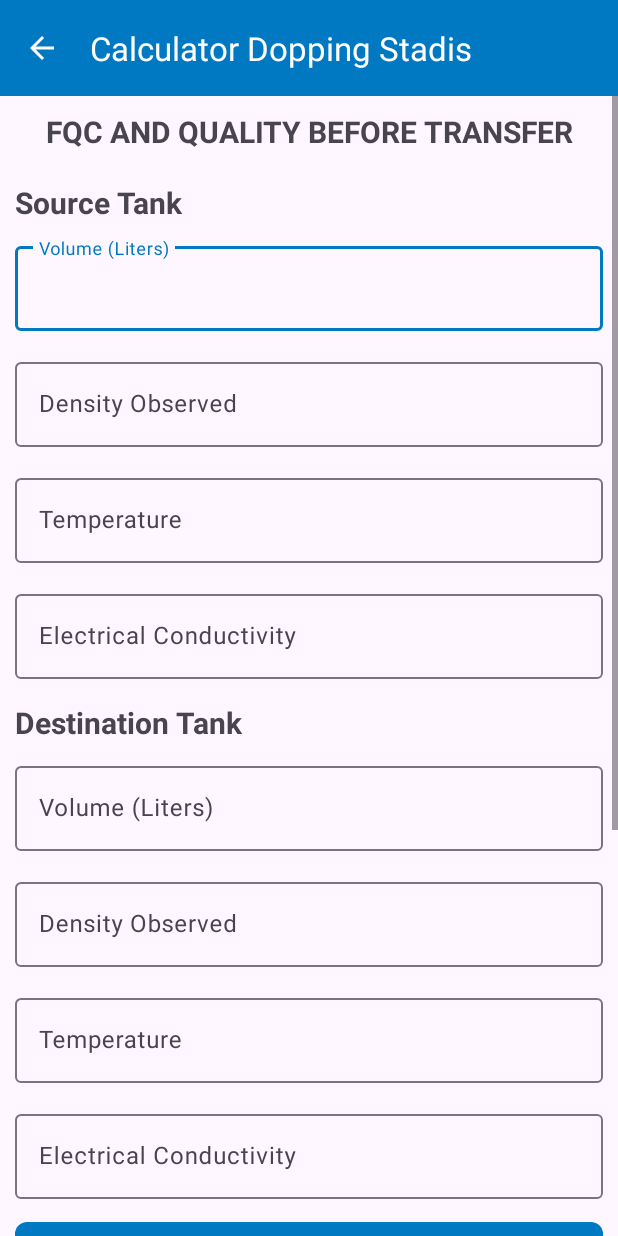
After one commit to KolakAngin/PMATH, an Android app: the StadisActivity screen opened directly, with no data from a screen before it, on a phone screen of 412 x 824 dp. The commit adds this screen. Run offline under Robolectric (Android 15) with nearby library versions, the phone set to English and light mode, and no system bars.

Commit message:
Part 2 : Calculator UI Fixed for device except 5 inch device

```diff
--- a/app/build.gradle.kts
+++ b/app/build.gradle.kts
@@ -13,8 +13,10 @@ android {
         applicationId = "com.syamsudinnoor.aft.aviation.pertamina"
         minSdk = 23
         targetSdk = 36
+        //versionCode = 2
         versionCode = 1
-        versionName = "1.0"
+        versionName = "1.1.1"
+        //versionName = "1.0"
 
         testInstrumentationRunner = "androidx.test.runner.AndroidJUnitRunner"
     }
--- a/app/src/main/java/com/syamsudinnoor/aft/aviation/pertamina/ui/main/MainActivity.kt
+++ b/app/src/main/java/com/syamsudinnoor/aft/aviation/pertamina/ui/main/MainActivity.kt
@@ -41,6 +41,7 @@
     import androidx.core.view.size
     import androidx.core.view.get
     import com.itextpdf.kernel.colors.Color
+    import com.syamsudinnoor.aft.aviation.pertamina.ui.stadis.StadisActivity
 
     class MainActivity : AppCompatActivity() {
         private lateinit var binding: ActivityMainBinding
@@ -139,6 +140,10 @@
                     }
                     "Call Developer" -> openWhatsApp(this,"6285173005241","Halo Developer Saya Ingin Tambah Fitur Baru")
 
+                    "Calculator Dopping Stadis" -> {
+                        val intent = Intent(this, StadisActivity::class.java)
+                        startActivity(intent)
+                    }
                 }
 
             }
--- /dev/null
+++ b/app/src/main/java/com/syamsudinnoor/aft/aviation/pertamina/ui/stadis/StadisActivity.kt
@@ -0,0 +1,236 @@
+package com.syamsudinnoor.aft.aviation.pertamina.ui.stadis
+
+import android.app.Dialog
+import android.graphics.Color
+import android.os.Bundle
+import android.view.MenuItem
+import android.view.View
+import android.widget.Toast
+import androidx.activity.enableEdgeToEdge
+import androidx.appcompat.app.AppCompatActivity
+import androidx.core.content.ContextCompat
+import androidx.core.view.ViewCompat
+import androidx.core.view.WindowCompat
+import androidx.core.view.WindowInsetsCompat
+import androidx.core.view.setPadding
+import com.syamsudinnoor.aft.aviation.pertamina.R
+import com.syamsudinnoor.aft.aviation.pertamina.databinding.ActivityStadisBinding
+import com.syamsudinnoor.aft.aviation.pertamina.databinding.CostumInformationBinding
+import com.syamsudinnoor.aft.aviation.pertamina.utility.formatterNumber
+import com.syamsudinnoor.aft.aviation.pertamina.utility.textWatcherWithNumber
+
+class StadisActivity : AppCompatActivity() {
+
+    private lateinit var binding: ActivityStadisBinding
+
+    private var volumeSource : Int? = null
+    private var densitySource : Double? = null
+    private var temperatureSource : Double? = null
+    private var electricalSource : Int? = null
+
+    private var volumeDestination : Int? = null
+    private var densityDestination : Double? = null
+    private var temperatureDestination : Double? = null
+    private var electricalDestination : Int? = null
+
+    private var blendResult : Double = 0.0
+    private var litersEstimationStadis  : Double = 0.0
+    private var volumeStadis2 : Double = 0.0
+    private var diffCU : Double = 0.0
+    private var concentrationStadis : Double = 0.0
+    private var targetCU : Int = 0
+    private var avturAsMixer : Double = 0.0
+    private var stadisPlusAvturAsMixer : Double = 0.0
+
+
+
+
+    override fun onCreate(savedInstanceState: Bundle?) {
+        super.onCreate(savedInstanceState)
+        binding = ActivityStadisBinding.inflate(layoutInflater)
+        setContentView(binding.root)
+
+        WindowCompat.setDecorFitsSystemWindows(window,false)
+        window.statusBarColor = Color.TRANSPARENT
+        val insetsController = WindowCompat.getInsetsController(window,window.decorView)
+        insetsController.isAppearanceLightStatusBars = false
+        binding.topAppBar.setBackgroundColor(ContextCompat.getColor(this, R.color.colorPrimary))
+        setSupportActionBar(binding.topAppBar)
+
+        supportActionBar?.setDisplayHomeAsUpEnabled(true)
+        binding.editSourceVolumeLiter.apply { addTextChangedListener(textWatcherWithNumber(this@apply)) }
+        binding.editDestinationVolumeLiter.apply { addTextChangedListener(textWatcherWithNumber(this@apply)) }
+        binding.editVolumeLiterStadis.apply { addTextChangedListener(textWatcherWithNumber(this@apply)) }
+
+        settingPopUp()
+
+        binding.buttonHitung.setOnClickListener {
+            calculateDoppingStadis()
+        }
+
+        binding.buttonHitungCU.setOnClickListener {
+            showCalcRes()
+        }
+
+    }
+
+
+    private fun calculateDoppingStadis(){
+        volumeSource = binding.editSourceVolumeLiter.text.toString().replace(".","").toIntOrNull()
+        densitySource = binding.editSourceDensityObserved.text.toString().toDoubleOrNull()
+        temperatureSource = binding.editSourceTemperature.text.toString().toDoubleOrNull()
+        electricalSource = binding.editSourceElectricalConductivity.text.toString().toIntOrNull()
+
+        volumeDestination = binding.editDestinationVolumeLiter.text.toString().replace(".","").toIntOrNull()
+        densityDestination = binding.editDestinationDensityObserved.text.toString().toDoubleOrNull()
+        temperatureDestination = binding.editDestinationTemperature.text.toString().toDoubleOrNull()
+        electricalDestination = binding.editDestinationElectricalConductivity.text.toString().toIntOrNull()
+
+
+        if (volumeSource != null && densitySource != null && temperatureSource != null && electricalSource != null &&
+            volumeDestination != null && densityDestination != null && temperatureDestination != null && electricalDestination != null)
+        {
+            showStatusCU()
+        }else Toast.makeText(this,"Data Tidak Boleh Kosong!", Toast.LENGTH_SHORT).show()
+
+    }
+
+    private fun showStatusCU() {
+        binding.cardViewStatusDopping.imgResultIcon.visibility = View.GONE
+        binding.cardViewStatusDopping.tableViewResult.visibility = View.VISIBLE
+
+
+        binding.cardViewStatusDopping.row1Header.visibility = View.VISIBLE
+        binding.cardViewStatusDopping.row1Body.visibility = View.VISIBLE
+        binding.cardViewStatusDopping.row2Header.visibility = View.VISIBLE
+        binding.cardViewStatusDopping.row2Body.visibility = View.VISIBLE
+
+        binding.cardViewStatusDopping.row3Body.visibility = View.GONE
+        binding.cardViewStatusDopping.row3Header.visibility = View.GONE
+        binding.cardViewStatusDopping.row4Body.visibility = View.GONE
+        binding.cardViewStatusDopping.row4Header.visibility = View.GONE
+
+        blendResult = (((volumeSource!! * electricalSource!!) + (volumeDestination!! * electricalDestination!!)) / ((volumeDestination!! + volumeSource!!))).toDouble()
+
+        if (blendResult in 80.0..800.0){
+            binding.cardViewStatusDopping.cardViewResult.setBackgroundResource(R.drawable.green_card_background)
+            binding.cardViewStatusDopping.row1Header.text = "Blend result"
+            binding.cardViewStatusDopping.row1Body.text = blendResult.toString()
+            binding.cardViewStatusDopping.row2Header.text = "Status"
+            binding.cardViewStatusDopping.row2Body.text = "OK"
+
+            binding.txtTargetCu.visibility = View.GONE
+            binding.editTargetCu.visibility = View.GONE
+            binding.buttonHitungCU.visibility = View.GONE
+            binding.cardViewKebutuhanDopping.cardViewResult.visibility = View.GONE
+
+            binding.editVolumeLiterStadis.visibility = View.GONE
+            binding.editTargetCu.visibility = View.GONE
+            binding.cardViewResultKebutuhanDopping.cardViewResult.visibility = View.GONE
+
+
+
+
+        }else{
+            binding.cardViewStatusDopping.cardViewResult.setBackgroundResource(R.drawable.red_card_background)
+            binding.cardViewStatusDopping.row1Header.text = "Blend result"
+            binding.cardViewStatusDopping.row1Body.text = blendResult.toInt().toString()
+            binding.cardViewStatusDopping.row2Header.text = "Status"
+            binding.cardViewStatusDopping.row2Body.text = "NOT OK"
+
+            binding.txtTargetCu.visibility = View.VISIBLE
+            binding.editTargetCu.visibility = View.VISIBLE
+            binding.editVolumeLiterStadis.visibility = View.VISIBLE
+            binding.buttonHitungCU.visibility = View.VISIBLE
+            binding.cardViewKebutuhanDopping.cardViewResult.visibility = View.VISIBLE
+
+            binding.editVolumeLiterStadis.setText(volumeSource.toString())
+        }
+
+
+    }
+
+    private fun showCalcRes(){
+        val literX = binding.editVolumeLiterStadis.text.toString().replace(".","").toDoubleOrNull()
+        val targetX = binding.editTargetCu.text.toString().toIntOrNull()
+
+        if (literX != null && targetX != null){
+            litersEstimationStadis = literX
+            targetCU = targetX
+        }else{
+            Toast.makeText(this,"Data Tidak Boleh Kosong!", Toast.LENGTH_SHORT).show()
+            return
+        }
+
+        diffCU = targetCU - blendResult
+        concentrationStadis = if(diffCU < 0.0) 0.0 else diffCU / 200.0
+        volumeStadis2 = (litersEstimationStadis * concentrationStadis) / 1000.0
+        avturAsMixer = litersEstimationStadis * 0.02 * concentrationStadis
+        stadisPlusAvturAsMixer = avturAsMixer + volumeStadis2
+
+        binding.cardViewKebutuhanDopping.cardViewResult.visibility = View.VISIBLE
+        binding.cardViewKebutuhanDopping.imgResultIcon.visibility = View.GONE
+        binding.cardViewKebutuhanDopping.tableViewResult.visibility = View.VISIBLE
+
+
+        binding.cardViewKebutuhanDopping.row1Header.text = "Selisih"
+        binding.cardViewKebutuhanDopping.row1Body.text = diffCU.toInt().toString()
+        binding.cardViewKebutuhanDopping.row2Header.text = "Vol STADIS 2"
+        binding.cardViewKebutuhanDopping.row2Body.text = volumeStadis2.toString() + " CC"
+        binding.cardViewKebutuhanDopping.row3Header.text = "Kons. STADIS 1"
+        binding.cardViewKebutuhanDopping.row3Body.text = concentrationStadis.toString() + " mg/L"
+        binding.cardViewKebutuhanDopping.row4Header.visibility = View.GONE
+        binding.cardViewKebutuhanDopping.row4Body.visibility = View.GONE
+
+        showBlendRes()
+
+    }
+
+    private fun showBlendRes(){
+        binding.cardViewResultKebutuhanDopping.cardViewResult.visibility = View.VISIBLE
+        binding.cardViewResultKebutuhanDopping.tableViewResult.visibility = View.VISIBLE
+        binding.cardViewResultKebutuhanDopping.imgResultIcon.visibility = View.GONE
+
+
+        binding.cardViewResultKebutuhanDopping.row1Header.text = "Vol. Avtur"
+        binding.cardViewResultKebutuhanDopping.row1Body.text = formatterNumber(litersEstimationStadis)
+
+        binding.cardViewResultKebutuhanDopping.row2Header.text = "Stadis-450"
+        binding.cardViewResultKebutuhanDopping.row2Body.text = volumeStadis2.toInt().toString() + " CC"
+
+        binding.cardViewResultKebutuhanDopping.row3Header.text = "Avtur as Mixer"
+        binding.cardViewResultKebutuhanDopping.row3Body.text = formatterNumber(avturAsMixer)
+
+        binding.cardViewResultKebutuhanDopping.row4Header.text = "Stadis-450 + Mixer"
+        binding.cardViewResultKebutuhanDopping.row4Body.text = formatterNumber(stadisPlusAvturAsMixer)
+
+
+    }
+
+
+    override fun onOptionsItemSelected(item: MenuItem): Boolean {
+        return when{
+            item.itemId == android.R.id.home ->{
+                finish()
+                true
+            }else -> {
+                super.onOptionsItemSelected(item)
+            }
+        }
+    }
+
+
+    private fun settingPopUp(){
+        val dialog = Dialog(this)
+        val dialogBinding = CostumInformationBinding.inflate(dialog.layoutInflater)
+        dialog.setContentView(dialogBinding.root)
+        dialog.window?.setBackgroundDrawableResource(android.R.color.transparent)
+
+        dialog.show()
+
+        dialogBinding.buttonOk.setOnClickListener {
+            dialog.dismiss()
+        }
+
+    }
+}
--- a/app/src/main/res/layout/activity_privacy_policy.xml
+++ b/app/src/main/res/layout/activity_privacy_policy.xml
@@ -13,7 +13,8 @@
         android:id="@+id/appBarLayout"
         app:layout_constraintStart_toStartOf="parent"
         android:background="@color/colorPrimary"
-        app:layout_constraintTop_toTopOf="parent">
+        app:layout_constraintTop_toTopOf="parent"
+        android:fitsSystemWindows="true">
         <com.google.android.material.appbar.MaterialToolbar
             android:id="@+id/topAppBar"
             app:titleTextColor="@color/white"
--- /dev/null
+++ b/app/src/main/res/layout/activity_stadis.xml
@@ -0,0 +1,277 @@
+<?xml version="1.0" encoding="utf-8"?>
+<androidx.constraintlayout.widget.ConstraintLayout xmlns:android="http://schemas.android.com/apk/res/android"
+    xmlns:app="http://schemas.android.com/apk/res-auto"
+    xmlns:tools="http://schemas.android.com/tools"
+    android:id="@+id/main"
+    android:layout_width="match_parent"
+    android:layout_height="match_parent"
+    tools:context=".ui.stadis.StadisActivity">
+
+
+    <com.google.android.material.appbar.AppBarLayout
+        android:id="@+id/appBarLayout"
+        android:layout_width="match_parent"
+        android:layout_height="wrap_content"
+        android:background="@color/colorPrimary"
+        app:layout_constraintTop_toTopOf="parent"
+        android:fitsSystemWindows="true">
+
+        <com.google.android.material.appbar.MaterialToolbar
+            android:id="@+id/topAppBar"
+            android:layout_width="match_parent"
+            android:layout_height="?attr/actionBarSize"
+            app:title="Calculator Dopping Stadis"
+            app:titleTextColor="@android:color/white"
+            app:navigationIconTint="@android:color/white"/>
+    </com.google.android.material.appbar.AppBarLayout>
+
+
+
+    <ScrollView
+        android:layout_width="match_parent"
+        android:layout_height="0dp"
+
+        app:layout_constraintStart_toStartOf="parent"
+        app:layout_constraintEnd_toEndOf="parent"
+        app:layout_constraintTop_toBottomOf="@+id/appBarLayout"
+        app:layout_constraintBottom_toBottomOf="parent">
+        <LinearLayout
+            android:layout_width="match_parent"
+            android:layout_height="wrap_content"
+            android:orientation="vertical"
+            android:padding="10dp"
+            android:paddingBottom="20dp">
+
+            <TextView
+                android:layout_width="match_parent"
+                android:layout_height="wrap_content"
+                android:text="FQC AND QUALITY BEFORE TRANSFER"
+                android:gravity="center"
+                android:textSize="20sp"
+                android:textStyle="bold" />
+
+            <TextView
+                android:layout_width="match_parent"
+                android:layout_height="wrap_content"
+                android:text="Source Tank"
+                android:textSize="20sp"
+                android:textStyle="bold"
+                android:layout_marginTop="20dp"
+                android:layout_marginBottom="10dp"/>
+
+            <com.google.android.material.textfield.TextInputLayout
+                android:layout_width="match_parent"
+                android:layout_height="wrap_content"
+
+
+                android:layout_marginBottom="15dp">
+
+                <com.google.android.material.textfield.TextInputEditText
+                    android:id="@+id/edit_source_volume_liter"
+                    android:layout_width="match_parent"
+                    android:layout_height="wrap_content"
+                    android:hint="Volume (Liters)"
+                    android:inputType="numberDecimal" />
+
+            </com.google.android.material.textfield.TextInputLayout>
+
+            <com.google.android.material.textfield.TextInputLayout
+                android:layout_width="match_parent"
+                android:layout_height="wrap_content"
+
+                android:layout_marginBottom="15dp">
+
+                <com.google.android.material.textfield.TextInputEditText
+                    android:id="@+id/edit_source_density_observed"
+                    android:layout_width="match_parent"
+                    android:layout_height="wrap_content"
+                    android:hint="Density Observed"
+                    android:inputType="numberDecimal" />
+
+            </com.google.android.material.textfield.TextInputLayout>
+
+
+            <com.google.android.material.textfield.TextInputLayout
+                android:layout_width="match_parent"
+                android:layout_height="wrap_content"
+
+
+                android:layout_marginBottom="15dp">
+
+                <com.google.android.material.textfield.TextInputEditText
+                    android:id="@+id/edit_source_temperature"
+                    android:layout_width="match_parent"
+                    android:layout_height="wrap_content"
+                    android:hint="Temperature"
+                    android:inputType="numberDecimal" />
+
+            </com.google.android.material.textfield.TextInputLayout>
+
+            <com.google.android.material.textfield.TextInputLayout
+                android:layout_width="match_parent"
+                android:layout_height="wrap_content"
+
+
+                android:layout_marginBottom="15dp">
+
+                <com.google.android.material.textfield.TextInputEditText
+                    android:id="@+id/edit_source_electrical_conductivity"
+                    android:layout_width="match_parent"
+                    android:layout_height="wrap_content"
+                    android:hint="Electrical Conductivity"
+                    android:inputType="numberDecimal" />
+
+            </com.google.android.material.textfield.TextInputLayout>
+
+            <TextView
+                android:layout_width="match_parent"
+                android:layout_height="wrap_content"
+                android:text="Destination Tank"
+                android:textSize="20sp"
+                android:textStyle="bold"
+                android:layout_marginBottom="10dp"/>
+
+            <com.google.android.material.textfield.TextInputLayout
+                android:layout_width="match_parent"
+                android:layout_height="wrap_content"
+
+
+                android:layout_marginBottom="15dp">
+
+                <com.google.android.material.textfield.TextInputEditText
+                    android:id="@+id/edit_destination_volume_liter"
+                    android:layout_width="match_parent"
+                    android:layout_height="wrap_content"
+                    android:hint="Volume (Liters)"
+                    android:inputType="numberDecimal" />
+
+            </com.google.android.material.textfield.TextInputLayout>
+
+
+            <com.google.android.material.textfield.TextInputLayout
+                android:layout_width="match_parent"
+                android:layout_height="wrap_content"
+                android:layout_marginBottom="15dp">
+
+                <com.google.android.material.textfield.TextInputEditText
+                    android:id="@+id/edit_destination_density_observed"
+                    android:layout_width="match_parent"
+                    android:layout_height="wrap_content"
+                    android:hint="Density Observed"
+                    android:inputType="numberDecimal" />
+
+            </com.google.android.material.textfield.TextInputLayout>
+
+
+            <com.google.android.material.textfield.TextInputLayout
+                android:layout_width="match_parent"
+                android:layout_height="wrap_content"
+                android:layout_marginBottom="15dp">
+
+                <com.google.android.material.textfield.TextInputEditText
+                    android:id="@+id/edit_destination_temperature"
+                    android:layout_width="match_parent"
+                    android:layout_height="wrap_content"
+                    android:hint="Temperature"
+                    android:inputType="numberDecimal" />
+
+            </com.google.android.material.textfield.TextInputLayout>
+
+            <com.google.android.material.textfield.TextInputLayout
+                android:layout_width="match_parent"
+                android:layout_height="wrap_content"
+
+
+                android:layout_marginBottom="15dp">
+
+                <com.google.android.material.textfield.TextInputEditText
+                    android:id="@+id/edit_destination_electrical_conductivity"
+                    android:layout_width="match_parent"
+                    android:layout_height="wrap_content"
+                    android:hint="Electrical Conductivity"
+                    android:inputType="numberDecimal" />
+
+            </com.google.android.material.textfield.TextInputLayout>
+
+            <Button
+                android:layout_width="match_parent"
+                android:layout_height="wrap_content"
+                android:id="@+id/button_hitung"
+                android:foreground="?attr/selectableItemBackground"
+                android:background="@drawable/radio_normal"
+                android:text="Hitung"/>
+
+            <include
+                android:id="@+id/card_view_status_dopping"
+                layout="@layout/card_view_holder" />
+
+
+            <TextView
+                android:visibility="gone"
+                tools:visibility="visible"
+                android:id="@+id/txt_target_cu"
+                android:layout_width="match_parent"
+                android:layout_height="wrap_content"
+                android:text="Dopping Stadis"
+                android:textSize="20sp"
+                android:textStyle="bold"
+                android:layout_marginTop="20dp"
+                android:layout_marginBottom="10dp"/>
+
+            <com.google.android.material.textfield.TextInputLayout
+                android:layout_width="match_parent"
+                android:layout_height="wrap_content"
+                android:layout_marginBottom="15dp">
+
+                <com.google.android.material.textfield.TextInputEditText
+                    android:id="@+id/edit_volume_liter_stadis"
+                    android:visibility="gone"
+                    tools:visibility="visible"
+                    android:layout_width="match_parent"
+                    android:layout_height="wrap_content"
+                    android:hint="Estimasi Volume (Liter)"
+                    android:inputType="numberDecimal" />
+
+            </com.google.android.material.textfield.TextInputLayout>
+
+            <com.google.android.material.textfield.TextInputLayout
+                android:layout_width="match_parent"
+                android:layout_height="wrap_content"
+                android:layout_marginBottom="15dp">
+
+                <com.google.android.material.textfield.TextInputEditText
+                    android:id="@+id/edit_target_cu"
+                    android:visibility="gone"
+                    tools:visibility="visible"
+                    android:layout_width="match_parent"
+                    android:layout_height="wrap_content"
+                    android:hint="Target CU"
+                    android:inputType="numberDecimal" />
+
+            </com.google.android.material.textfield.TextInputLayout>
+
+            <Button
+                android:visibility="gone"
+                tools:visibility="visible"
+                android:foreground="?attr/selectableItemBackground"
+                android:layout_width="match_parent"
+                android:layout_height="wrap_content"
+                android:id="@+id/button_hitung_CU"
+                android:background="@drawable/radio_normal"
+                android:text="Lihat Hasil"/>
+
+            <include
+                tools:visibility = "visible"
+                android:visibility="gone"
+                android:id="@+id/card_view_kebutuhan_dopping"
+                layout="@layout/card_view_holder" />
+
+            <include
+                tools:visibility = "visible"
+                android:visibility="gone"
+                android:id="@+id/card_view_result_kebutuhan_dopping"
+                layout="@layout/card_view_holder" />
+        </LinearLayout>
+    </ScrollView>
+
+</androidx.constraintlayout.widget.ConstraintLayout>
--- a/app/src/main/res/menu/main_menu.xml
+++ b/app/src/main/res/menu/main_menu.xml
@@ -13,6 +13,7 @@
         android:id="@+id/about_item"
         android:icon="@drawable/ic_privacy_policy"
         android:title="info"
+        app:showAsAction="ifRoom|collapseActionView"
         />
 
     <item
```
Also changed, not shown: app/src/main/AndroidManifest.xml (+6 -2 lines), app/src/main/java/com/syamsudinnoor/aft/aviation/pertamina/ui/main/PrivacyPolicyActivity.kt (+10 -5 lines), app/src/main/res/layout/card_view_holder.xml (+10 -0 lines), app/src/main/res/layout/costum_information.xml (added, +70 -0 lines), app/src/main/res/values/strings.xml (indentation only).
